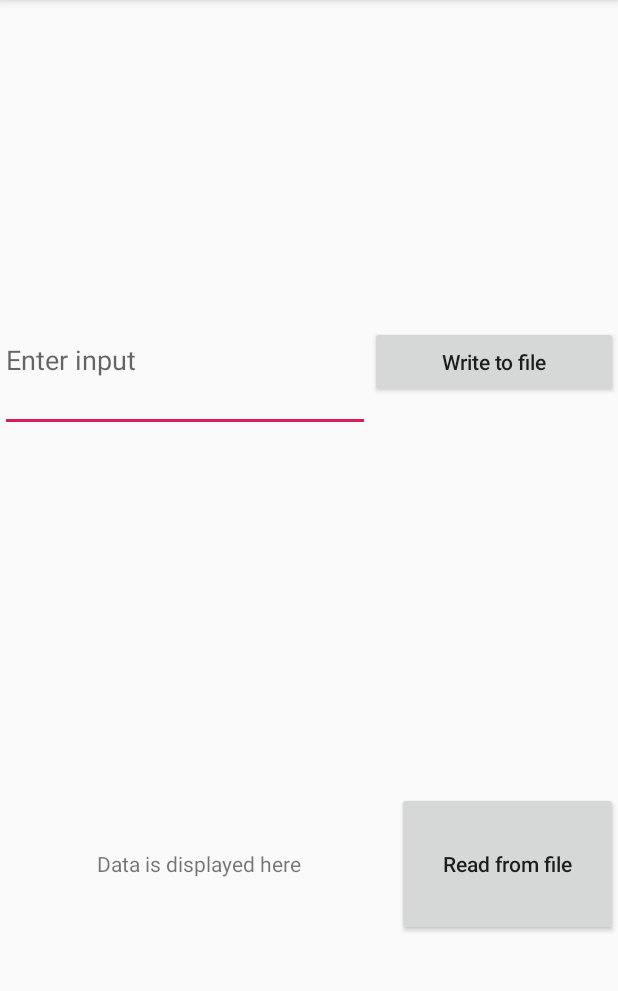
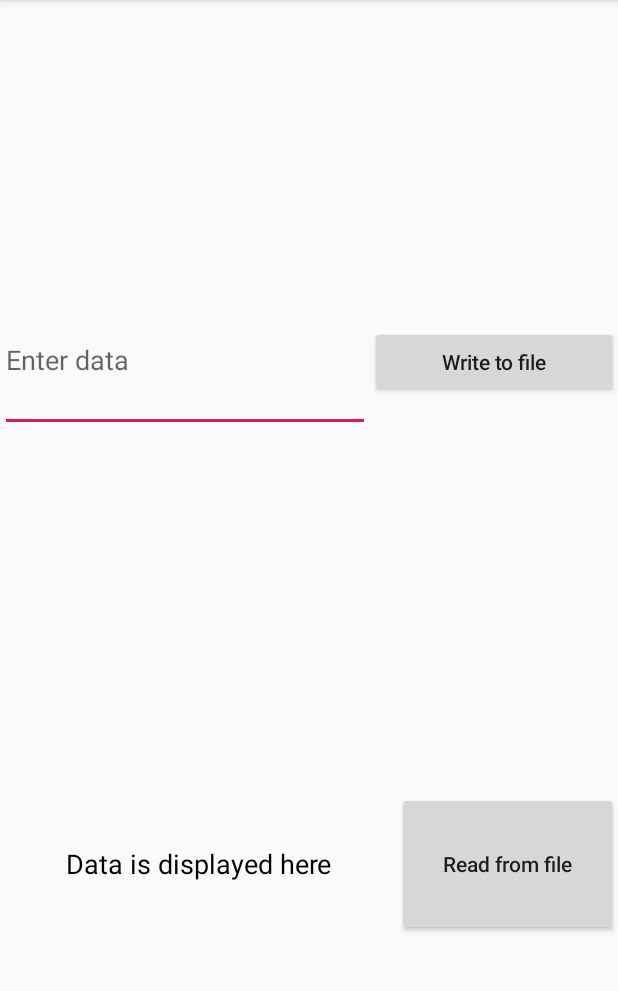
Before and after one commit to tomer4u6/ReadAndWrite, an Android app: the screen it shows after launch (MainActivity), on a phone screen of 412 x 824 dp, the part 84-1075 px from its top. Run offline under Robolectric (Android 15) with nearby library versions, the phone set to English and light mode, and no system bars.

```diff
--- a/app/src/main/res/layout/activity_main.xml
+++ b/app/src/main/res/layout/activity_main.xml
@@ -27,7 +27,7 @@
             android:layout_weight="1.5"
             android:ems="10"
             android:inputType="textPersonName"
-            android:hint="Enter input" />
+            android:hint="Enter data" />
 
         <Button
             android:layout_width="0dp"
@@ -57,6 +57,8 @@
             android:layout_height="match_parent"
             android:layout_weight="1.8"
             android:gravity="center"
+            android:textSize="18dp"
+            android:textColor="#000"
             android:text="Data is displayed here" />
 
         <LinearLayout
```
Also changed, not shown: app/src/main/java/com/example/tomer/readandwrite/MainActivity.java (+25 -2 lines).
